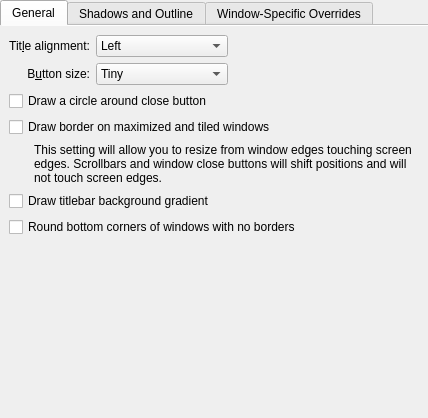
Before: the Qt Designer form kdecoration/config/ui/breezeconfigurationui.ui in Sonic-DE/sonic-breeze, drawn with Qt 5.
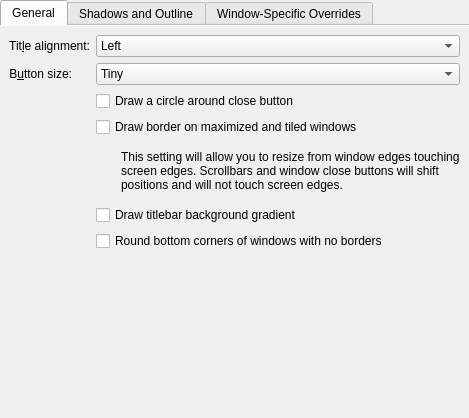
After: the same form once the commit is applied. Custom widgets are drawn as their Qt base class.

Commit message:
kdecoration: Arrange General and Shadow options in a form layout
It looks better that way.

What changed in the file:
```diff
--- a/kdecoration/config/ui/breezeconfigurationui.ui
+++ b/kdecoration/config/ui/breezeconfigurationui.ui
@@ -6,7 +6,7 @@
    <rect>
     <x>0</x>
     <y>0</y>
-    <width>428</width>
+    <width>469</width>
     <height>418</height>
    </rect>
   </property>
@@ -35,7 +35,10 @@
       <attribute name="title">
        <string>General</string>
       </attribute>
-      <layout class="QGridLayout" name="gridLayout_4">
+      <layout class="QFormLayout" name="formLayout_3">
+       <property name="formAlignment">
+        <set>Qt::AlignmentFlag::AlignHCenter|Qt::AlignmentFlag::AlignTop</set>
+       </property>
        <item row="0" column="0">
         <widget class="QLabel" name="label_3">
          <property name="text">
@@ -73,19 +76,6 @@
          </item>
         </widget>
        </item>
-       <item row="0" column="2">
-        <spacer name="horizontalSpacer">
-         <property name="orientation">
-          <enum>Qt::Horizontal</enum>
-         </property>
-         <property name="sizeHint" stdset="0">
-          <size>
-           <width>40</width>
-           <height>20</height>
-          </size>
-         </property>
-        </spacer>
-       </item>
        <item row="1" column="0">
         <widget class="QLabel" name="label_4">
          <property name="text">
@@ -128,21 +118,21 @@
          </item>
         </widget>
        </item>
-       <item row="2" column="0" colspan="3">
+       <item row="2" column="1">
         <widget class="QCheckBox" name="outlineCloseButton">
          <property name="text">
           <string>Draw a circle around close button</string>
          </property>
         </widget>
        </item>
-       <item row="3" column="0" colspan="3">
+       <item row="3" column="1">
         <widget class="QCheckBox" name="drawBorderOnMaximizedWindows">
          <property name="text">
           <string>Draw border on maximized and tiled windows</string>
          </property>
         </widget>
        </item>
-       <item row="4" column="0" colspan="3">
+       <item row="4" column="1">
         <layout class="QHBoxLayout" name="horizontalLayout">
          <item>
           <spacer name="horizontalSpacer_2">
@@ -172,33 +162,20 @@
          </item>
         </layout>
        </item>
-       <item row="5" column="0" colspan="3">
+       <item row="5" column="1">
         <widget class="QCheckBox" name="drawBackgroundGradient">
          <property name="text">
           <string>Draw titlebar background gradient</string>
          </property>
         </widget>
        </item>
-       <item row="6" column="0" colspan="3">
+       <item row="6" column="1">
         <widget class="QCheckBox" name="roundedCorners">
          <property name="text">
           <string>Round bottom corners of windows with no borders</string>
          </property>
         </widget>
        </item>
-       <item row="7" column="0" colspan="3">
-        <spacer name="verticalSpacer">
-         <property name="orientation">
-          <enum>Qt::Vertical</enum>
-         </property>
-         <property name="sizeHint" stdset="0">
-          <size>
-           <width>20</width>
-           <height>40</height>
-          </size>
-         </property>
-        </spacer>
-       </item>
       </layout>
      </widget>
      <widget class="QWidget" name="tab_4">
```
Left out of the diff: 58 changed lines with no effect on the pictures.
